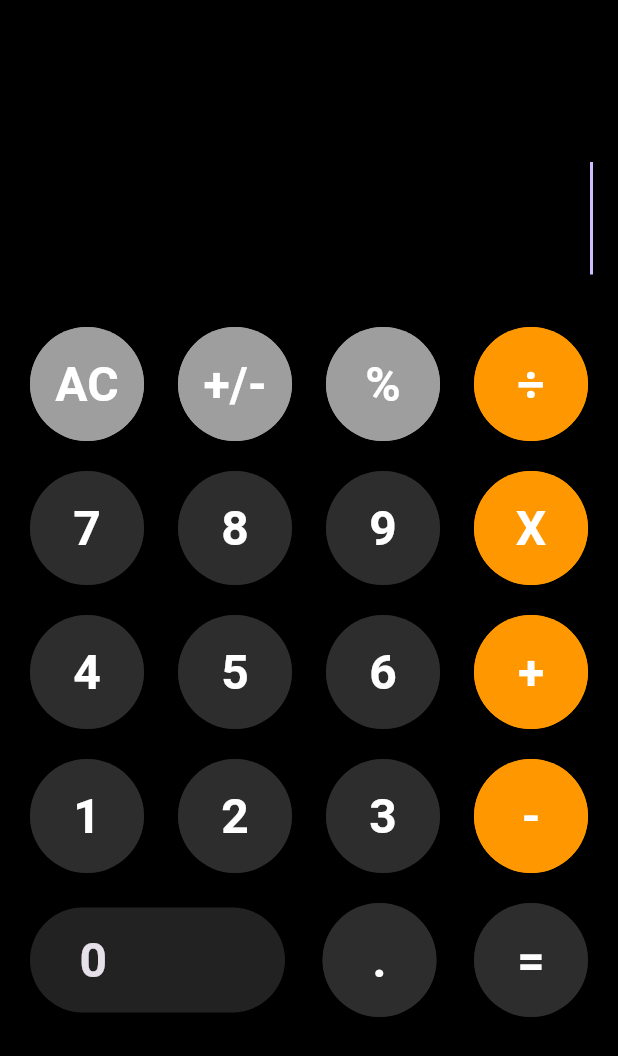
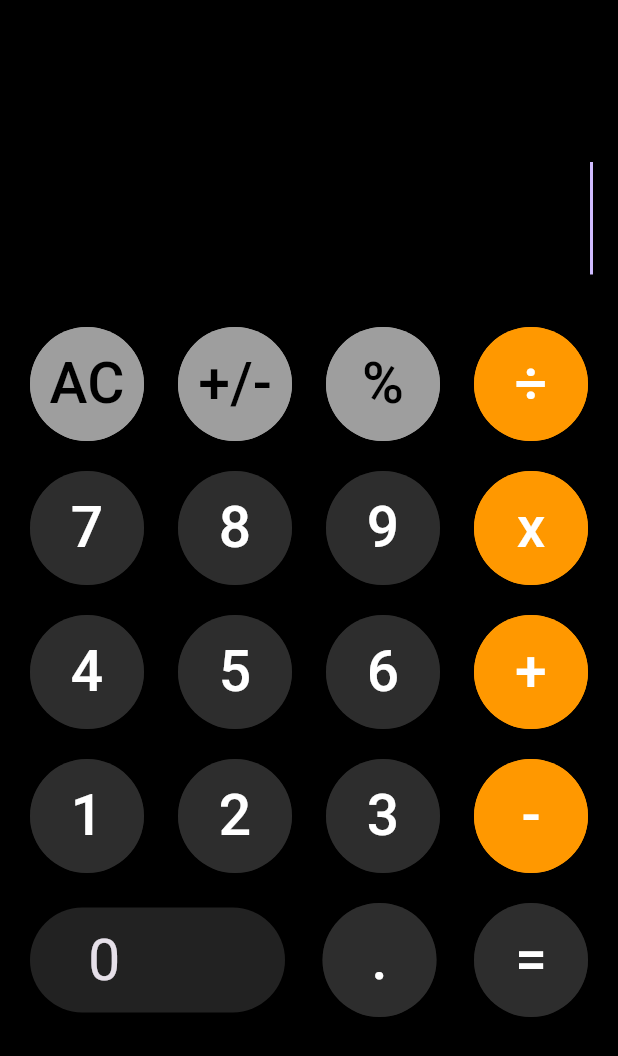
Before and after one commit to Musab-Suhail2003/calculator-flutterProvider, a Flutter app: the screen it shows after launch, on a phone screen of 412 x 824 dp. Shown: the top 1056 px of the screen. Run offline on Flutter 3.47's test engine with Material 3 defaults, Android fonts, the phone set to English and light mode, and no system bars.

Commit message:
final commit (probably x2)

```diff
--- a/lib/cal_provider.dart
+++ b/lib/cal_provider.dart
@@ -17,7 +17,7 @@ class CalculatorProvider extends ChangeNotifier {
         var num = int.tryParse(str);
         if(num != null){compController.text = "${(num * -1)}";}
         break;
-      case "X":
+      case "x":
         compController.text += "*";
         break;
       case "÷":
@@ -35,8 +35,6 @@ class CalculatorProvider extends ChangeNotifier {
 
   String compute(String exp) {
     List<String> tokens = splitIntoTokens(exp);
-
-
 
     for (var token in tokens) {
       if (double.tryParse(token) != null) {
@@ -114,7 +112,7 @@ class CalculatorProvider extends ChangeNotifier {
   List<String> splitIntoTokens(String expression) {
 
     // Regular expression to match numbers and operators
-    RegExp regExp = RegExp(r'(\d+(\.\d+)?|\+|\-|\x|\/|%)');
+    RegExp regExp = RegExp(r'(\d+(\.\d+)?|\+|\-|\*|\/|%)');
 
   // Find all matches
     Iterable<Match> matches = regExp.allMatches(expression);
--- a/lib/widgets/button.dart
+++ b/lib/widgets/button.dart
@@ -28,7 +28,7 @@ class Button1 extends StatelessWidget {
           child: Text(
             label,
             style: TextStyle(
-                color: textcolor, fontSize: 32, fontWeight: FontWeight.w600),
+                color: textcolor, fontSize: 38),
           ),
         ),
       ),
--- a/lib/widgets/zero_button.dart
+++ b/lib/widgets/zero_button.dart
@@ -23,7 +23,7 @@ class ZeroButton extends StatelessWidget {
           child: const Text(
             "    0",
             style: TextStyle(
-              fontSize: 32, fontWeight: FontWeight.w600
+              fontSize: 38,
             ),
           ),
         )
--- a/lib/widgets_data.dart
+++ b/lib/widgets_data.dart
@@ -7,14 +7,17 @@ List<Widget> buttonList = [
   const Button1(
     label: "AC",
     color: Colors.grey,
+    textcolor: Colors.black,
   ),
   const Button1(
     label: "+/-",
     color: Colors.grey,
+    textcolor: Colors.black,
   ),
   const Button1(
     label: "%",
     color: Colors.grey,
+    textcolor: Colors.black,
   ),
   const Button1(
     label: "÷",
@@ -30,7 +33,7 @@ List<Widget> buttonList = [
     label: "9",
   ),
   const Button1(
-    label: "X",
+    label: "x",
     color: Colors.orange,
   ),
   const Button1(
```
